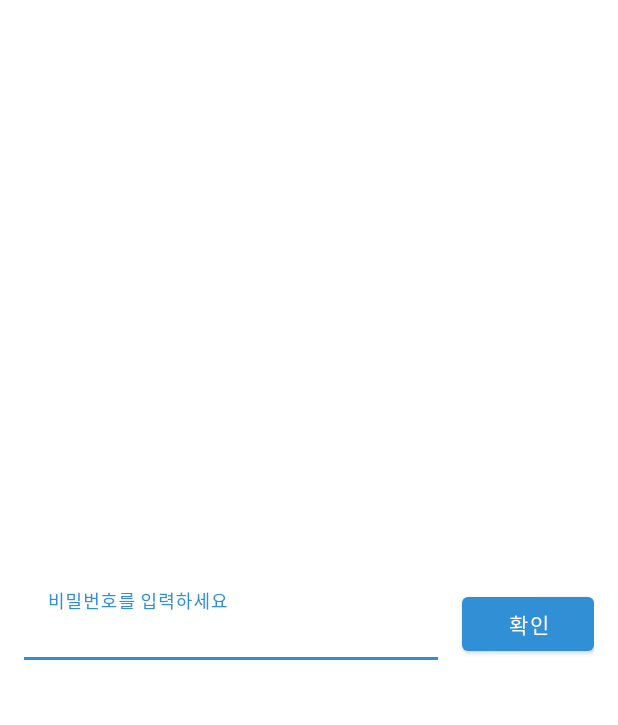
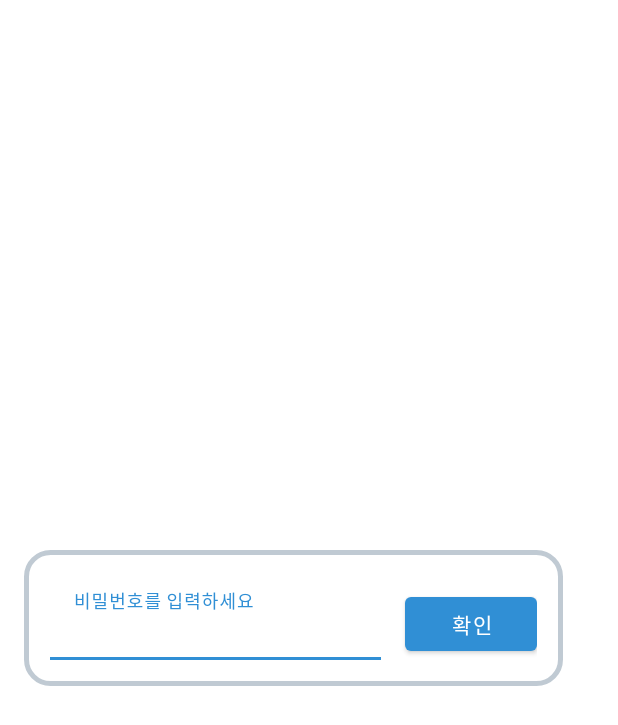
Before and after one commit to JaewookYeon/Hanium_demo, an Android app: the VerifyIdentityActivity screen opened directly, with no data from a screen before it, on a phone screen of 412 x 824 dp. Shown: the top 725 px of the screen. Run offline under Robolectric (Android 15) with nearby library versions, the phone set to English and light mode, and no system bars; our stand-ins replace Volley; network calls fail.

Commit message:
마이페이지 - 정보수정 > 비밀번호 인증 레이아웃 수정 - 문의하기 기능 구현

```diff
--- a/app/src/main/java/com/example/registerloginexample/EditProfileActivity.java
+++ b/app/src/main/java/com/example/registerloginexample/EditProfileActivity.java
@@ -24,8 +24,8 @@ public class EditProfileActivity extends AppCompatActivity {
 
     private String name;
     private String login_id;
+    private String nickname;
     private String login_password;
-    private String nickname;
     private String phone;
     private String address;
 
--- a/app/src/main/java/com/example/registerloginexample/Frag5.java
+++ b/app/src/main/java/com/example/registerloginexample/Frag5.java
@@ -42,6 +42,7 @@ public class Frag5 extends Fragment {
     private Button buttonLogout_right;
 
     private String login_id;
+
     private static final int PICK_IMAGE_REQUEST_CODE = 123; // 임의의 숫자로 설정
     private CircleImageView profileImageView;
     private Uri selectedImageUri; // 선택한 이미지의 Uri 저장
@@ -106,6 +107,7 @@ public class Frag5 extends Fragment {
             Log.d("Frag5", "Received login_id: " + login_id);
         }
 
+
         buttonEditProfile_right.setOnClickListener(new View.OnClickListener() {
             @Override
             public void onClick(View v) {
@@ -125,8 +127,8 @@ public class Frag5 extends Fragment {
         buttonContact_right.setOnClickListener(new View.OnClickListener() {
             @Override
             public void onClick(View v) {
-
                 Intent intent = new Intent(getActivity(), ContactActivity.class);
+                intent.putExtra("login_id", login_id); // 여기서 login_id를 추가
                 startActivity(intent);
             }
         });
@@ -135,6 +137,7 @@ public class Frag5 extends Fragment {
             public void onClick(View v) {
 
                 Intent intent = new Intent(getActivity(), ContactActivity.class);
+                intent.putExtra("login_id", login_id); // 여기서 login_id를 추가
                 startActivity(intent);
             }
         });
--- /dev/null
+++ b/app/src/main/res/drawable/rounded_background.xml
@@ -0,0 +1,9 @@
+<?xml version="1.0" encoding="utf-8"?>
+<shape xmlns:android="http://schemas.android.com/apk/res/android"
+    android:shape="rectangle">
+    <solid android:color="#00FFFFFF" /> <!-- 배경색 지정 -->
+    <corners android:radius="16dp" /> <!-- 원 모양의 테두리를 위한 반지름 값 지정 -->
+    <stroke
+        android:width="3dp"
+        android:color="#4D2E516E" />
+</shape>
--- a/app/src/main/res/layout/activity_verify_identity.xml
+++ b/app/src/main/res/layout/activity_verify_identity.xml
@@ -7,21 +7,28 @@
     android:gravity="center_vertical"
     tools:context=".VerifyIdentityActivity">
 
+    <LinearLayout
+        android:layout_width="359dp"
+        android:layout_height="wrap_content"
+        android:background="@drawable/rounded_background"
+        android:padding="17dp">
+        >
+
         <com.google.android.material.textfield.TextInputLayout
             android:layout_width="0dp"
             android:layout_height="wrap_content"
+            android:layout_gravity="center_vertical"
             android:layout_weight="1"
             android:fontFamily="@font/nanumsquareneoregular"
-        android:layout_gravity="center_vertical"
             android:hint="비밀번호를 입력하세요">
 
             <com.google.android.material.textfield.TextInputEditText
                 android:id="@+id/editTextPassword"
-            android:layout_width="match_parent"
+                android:layout_width="279dp"
                 android:layout_height="wrap_content"
                 android:backgroundTint="@color/white"
-            android:inputType="textPassword"
-            android:importantForAccessibility="yes" />
+                android:importantForAccessibility="yes"
+                android:inputType="textPassword" />
 
         </com.google.android.material.textfield.TextInputLayout>
 
@@ -34,5 +41,6 @@
             android:layout_marginTop="4dp"
             android:fontFamily="@font/nanumsquareneoregular"
             android:text="확인" />
+    </LinearLayout>
 
 </LinearLayout>
```
Also changed, not shown: app/src/main/java/com/example/registerloginexample/ContactActivity.java (+99 -7 lines). Lines whose indentation alone changed are shown as unchanged.
